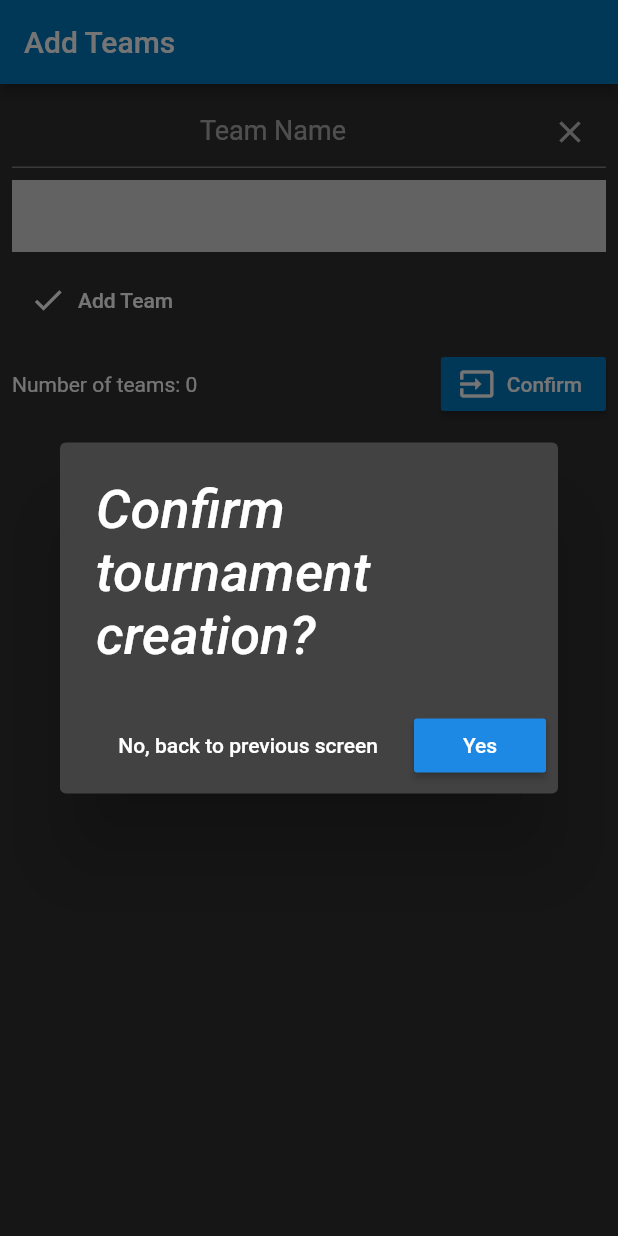
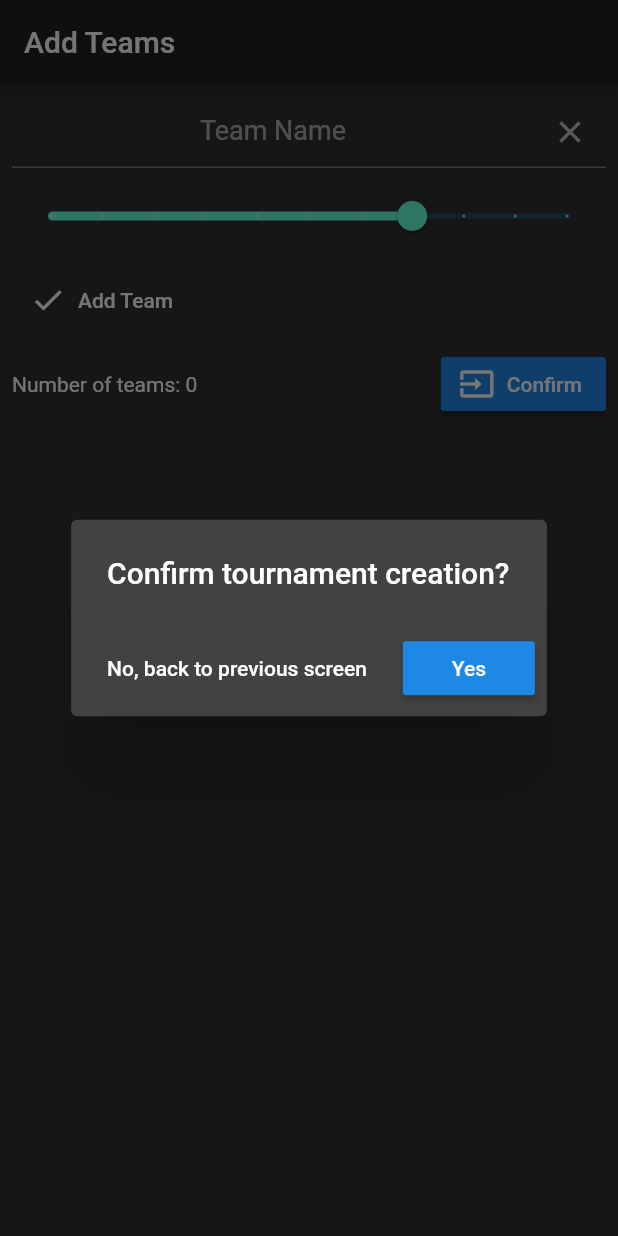
Before and after one commit to alexpfx/championship, a Flutter app: the screen it shows after launch, after a tap on "Confirm", on a phone screen of 412 x 824 dp. Run offline on Flutter 3.47's test engine with Material 2 defaults, Android fonts, the phone set to English and light mode, and no system bars; missing offline and left inert: bloc_pattern; Roboto replaces fonts that are missing (Hind, Montserrat).

Commit message:
alterando esquema de cores.

```diff
--- a/lib/main.dart
+++ b/lib/main.dart
@@ -4,7 +4,18 @@ import 'package:championship/bloc/tournament_bloc.dart';
 import 'package:championship/screens/teams_screen.dart';
 import 'package:flutter/material.dart';
 
+import 'colors.dart';
+
 void main() => runApp(MyApp());
+
+ThemeData buildThemeData() {
+  var baseTheme = ThemeData.dark();
+
+  return baseTheme.copyWith(
+
+
+  );
+}
 
 class MyApp extends StatelessWidget {
   @override
@@ -20,23 +31,7 @@ class MyApp extends StatelessWidget {
                 ),
           },
           title: 'Flutter Demo',
-          theme: ThemeData(
-            // Define the default Brightness and Colors
-            brightness: Brightness.dark,
-            primaryColor: Colors.lightBlue[800],
-            accentColor: Colors.cyan[600],
-
-            // Define the default Font Family
-            fontFamily: 'Montserrat',
-
-            // Define the default TextTheme. Use this to specify the default
-            // text styling for headlines, titles, bodies of text, and more.
-            textTheme: TextTheme(
-              headline: TextStyle(fontSize: 40.0, fontWeight: FontWeight.bold),
-              title: TextStyle(fontSize: 36.0, fontStyle: FontStyle.italic),
-              body1: TextStyle(fontSize: 14.0, fontFamily: 'Hind'),
-            ),
-          )),
+          theme: buildThemeData()),
     );
   }
 }
--- a/lib/screens/rounds_screen.dart
+++ b/lib/screens/rounds_screen.dart
@@ -6,6 +6,7 @@ import 'package:championship/model/tournament_setup.dart';
 import 'package:championship/widgets/round_widget.dart';
 import 'package:championship/widgets/standings_widget.dart';
 import 'package:flutter/material.dart';
+import 'package:championship/main.dart';
 
 class RoundsScreen extends StatefulWidget {
   TournamentSetup setup;
--- a/lib/screens/teams_screen.dart
+++ b/lib/screens/teams_screen.dart
@@ -2,7 +2,6 @@ import 'package:championship/model/team.dart';
 import 'package:championship/model/tournament_setup.dart';
 import 'package:championship/screens/rounds_screen.dart';
 import 'package:flutter/material.dart';
-import 'package:flutter_fluid_slider/flutter_fluid_slider.dart';
 
 class TeamsScreen extends StatefulWidget {
   TeamsScreen({Key key, this.title}) : super(key: key);
@@ -46,7 +45,7 @@ class _TeamsScreenState extends State<TeamsScreen> {
                         controller: _inputTeamController,
                         validator: validateTeamName,
                         textAlign: TextAlign.center,
-                        style: TextStyle(fontSize: 18, color: Colors.grey[500]),
+                        style: TextStyle(fontSize: 18),
                         textCapitalization: TextCapitalization.characters,
                         decoration: InputDecoration(
                             hintText: "Team Name",
@@ -65,18 +64,19 @@ class _TeamsScreenState extends State<TeamsScreen> {
                 SizedBox(
                   height: _defaultHeightSpace,
                 ),
-                FluidSlider(
-                  labelsTextStyle: TextStyle(fontSize: 12),
-                  valueTextStyle: TextStyle(fontSize: 12),
-                  value: double.parse(_attackPower.toString()),
-                  min: 30,
-                  max: 99,
-                  onChanged: (newValue) {
-                    print('changed');
+                Slider(
+                label: "team power: $_attackPower",
+                  divisions: 10,
+                  activeColor: Theme.of(context).accentColor,
+                  onChanged: (value){
                     setState(() {
-                      this._attackPower = newValue;
+                      _attackPower = value;
                     });
                   },
+
+                  value: _attackPower,
+                  min: 30,
+                  max: 90
                 ),
                 SizedBox(
                   height: 8,
@@ -105,8 +105,6 @@ class _TeamsScreenState extends State<TeamsScreen> {
                     RaisedButton.icon(
                       icon: Icon(Icons.input),
                       label: Text("Confirm"),
-                      color: Theme.of(context).primaryColor,
-                      textColor: Colors.white,
                       onPressed: () {
                         confirmTeams(context);
                       },
@@ -210,7 +208,6 @@ class _TeamsScreenState extends State<TeamsScreen> {
         ),
         new RaisedButton(
             child: Text("Yes"),
-            textColor: Colors.white,
             onPressed: () {
 //              Navigator.of(context).pushNamed("/rounds");
               Navigator.of(context).push(MaterialPageRoute(
--- a/lib/widgets/round_widget.dart
+++ b/lib/widgets/round_widget.dart
@@ -10,7 +10,7 @@ class RoundWidget extends StatelessWidget {
   RoundModel _roundModel;
 
   var defaultTextStyle =
-      TextStyle(fontWeight: FontWeight.bold, color: Colors.blue, fontSize: 18);
+      TextStyle(fontWeight: FontWeight.bold, fontSize: 18);
 
   RoundWidget(Round _round) {
     _roundModel = RoundModel(_round);
```
Also changed, not shown: lib/colors.dart (+6 -11 lines), lib/widgets/match_widget.dart (+3 -6 lines), lib/widgets/standings_widget.dart (+4 -4 lines), lib/smodel/tournament_model.dart (added), 1 other file.
